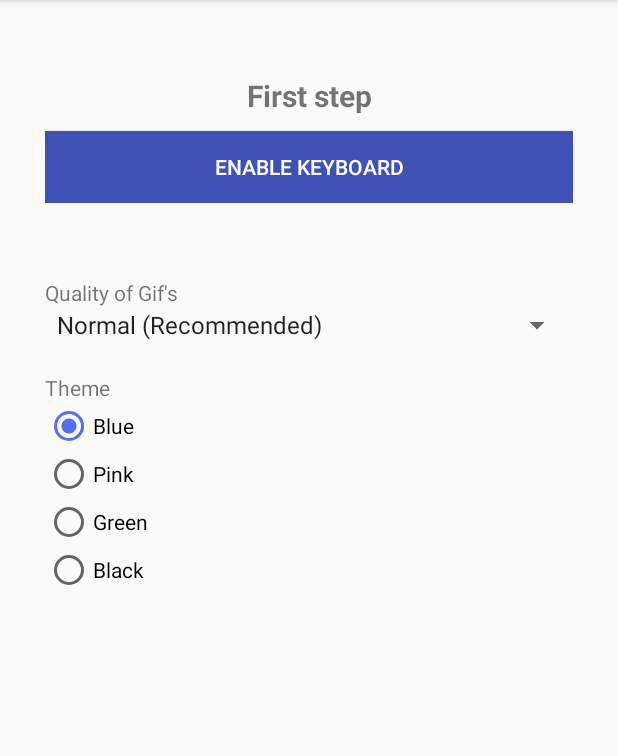
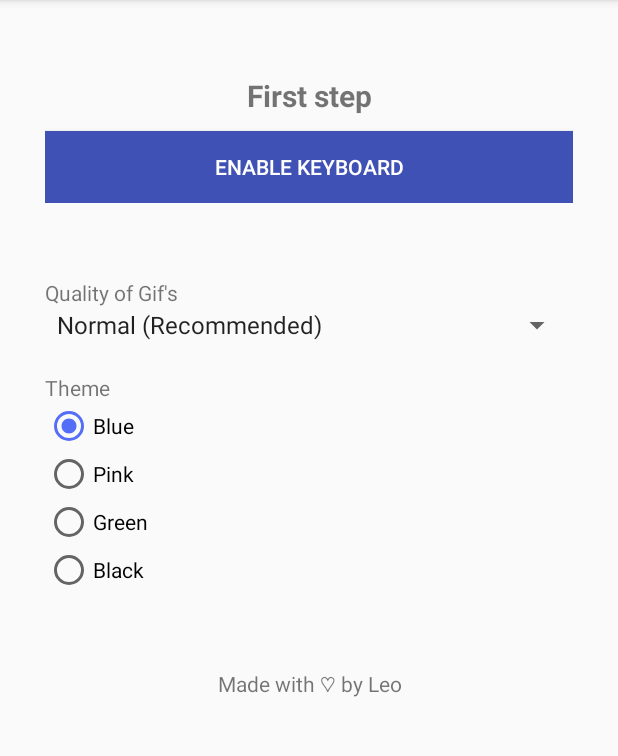
Before and after one commit to osirisinferi/gifboard, an Android app: the screen it shows after launch (MainActivity), on a phone screen of 412 x 824 dp, the part 84-840 px from its top. Run offline under Robolectric (Android 15) with nearby library versions, the phone set to English and light mode, and no system bars.

Commit message:
+ made by

```diff
--- a/app/src/main/res/layout/activity_main.xml
+++ b/app/src/main/res/layout/activity_main.xml
@@ -116,6 +116,14 @@
                 android:text="@string/blackTheme" />
         </RadioGroup>
 
+        <TextView
+            android:layout_width="match_parent"
+            android:layout_height="wrap_content"
+            android:layout_marginBottom="10dp"
+            android:layout_marginTop="50dp"
+            android:text="@string/madeBy"
+            android:textAlignment="center" />
+
     </LinearLayout>
 
 </ScrollView>
--- a/app/src/main/res/values/strings.xml
+++ b/app/src/main/res/values/strings.xml
@@ -13,6 +13,7 @@
     <string name="firstStep">First step</string>
     <string name="secondStep">Second step</string>
     <string name="chars">␣ABCDEFGHIJKLNMOPQRSTUVWXYZ0123456789</string>
+    <string name="madeBy">Made with ♡ by Leo</string>
 
     <string name="theme">Theme</string>
     <string name="blueTheme">Blue</string>
```
Also changed, not shown: app/build.gradle (+6 -6 lines), 1 other file.
